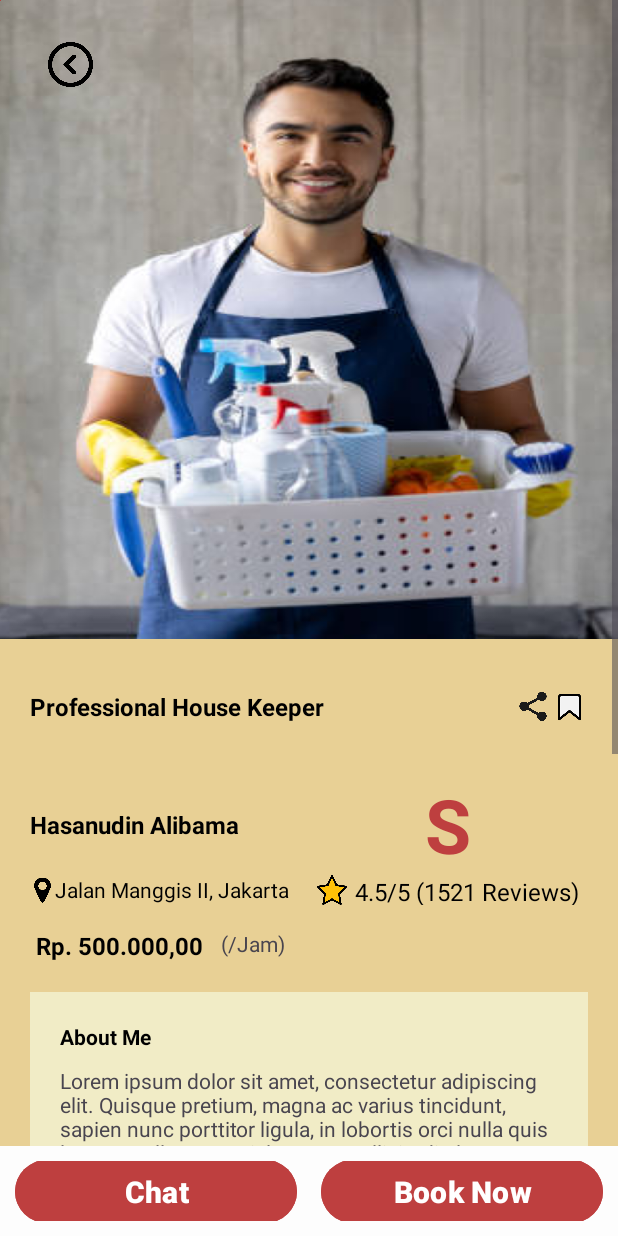
After one commit to WinsalotNot/Servigo_v1, an Android app: the DetailPage screen opened directly, with no data from a screen before it, on a phone screen of 412 x 824 dp. The commit adds this screen. Run offline under Robolectric (Android 15) with nearby library versions, the phone set to English and light mode, and no system bars.

Commit message:
added detail page

```diff
--- a/app/src/main/AndroidManifest.xml
+++ b/app/src/main/AndroidManifest.xml
@@ -13,6 +13,9 @@
         android:theme="@style/Theme.Servigo"
         tools:targetApi="31">
         <activity
+            android:name=".DetailPage"
+            android:exported="false" />
+        <activity
             android:name=".MainActivity"
             android:exported="true">
             <intent-filter>
--- /dev/null
+++ b/app/src/main/java/com/example/servigo/DetailPage.kt
@@ -0,0 +1,29 @@
+package com.example.servigo
+
+import android.content.Intent
+import android.os.Bundle
+import android.view.View
+import androidx.activity.enableEdgeToEdge
+import androidx.appcompat.app.AppCompatActivity
+import androidx.core.view.ViewCompat
+import androidx.core.view.WindowInsetsCompat
+
+class DetailPage : AppCompatActivity() {
+    override fun onCreate(savedInstanceState: Bundle?) {
+        fun MoveLayout(view: View?) {
+            val intent = Intent(
+                this@DetailPage,
+                DetailPage::class.java
+            )
+            startActivity(intent)
+        }
+        super.onCreate(savedInstanceState)
+        enableEdgeToEdge()
+        setContentView(R.layout.activity_detail_page)
+        ViewCompat.setOnApplyWindowInsetsListener(findViewById(R.id.main)) { v, insets ->
+            val systemBars = insets.getInsets(WindowInsetsCompat.Type.systemBars())
+            v.setPadding(systemBars.left, systemBars.top, systemBars.right, systemBars.bottom)
+            insets
+        }
+    }
+}
--- /dev/null
+++ b/app/src/main/res/layout/activity_detail_page.xml
@@ -0,0 +1,319 @@
+<?xml version="1.0" encoding="utf-8"?>
+<androidx.constraintlayout.widget.ConstraintLayout xmlns:android="http://schemas.android.com/apk/res/android"
+    xmlns:app="http://schemas.android.com/apk/res-auto"
+    xmlns:tools="http://schemas.android.com/tools"
+    android:id="@+id/main"
+    android:layout_width="match_parent"
+    android:layout_height="match_parent"
+    android:background="#E8D095"
+    tools:context=".DetailPage">
+
+    <ScrollView
+        android:layout_width="0dp"
+        android:layout_height="0dp"
+        app:layout_constraintTop_toTopOf="parent"
+        app:layout_constraintBottom_toTopOf="@+id/footer"
+        app:layout_constraintStart_toStartOf="parent"
+        app:layout_constraintEnd_toEndOf="parent">
+
+
+    <!-- professional House keeper container -->
+        <androidx.constraintlayout.widget.ConstraintLayout
+            android:layout_width="match_parent"
+            android:layout_height="wrap_content">
+            <ImageView
+                android:id="@+id/imageView8"
+                android:layout_width="416dp"
+                android:layout_height="426dp"
+                android:scaleType="fitXY"
+                app:layout_constraintStart_toStartOf="parent"
+                app:layout_constraintTop_toTopOf="parent"
+                app:srcCompat="@drawable/worker" />
+
+            <ImageView
+                android:layout_width="30dp"
+                android:layout_height="30dp"
+                android:layout_marginStart="32dp"
+                android:layout_marginTop="28dp"
+                app:layout_constraintStart_toStartOf="@+id/imageView8"
+                app:layout_constraintTop_toTopOf="@+id/imageView8"
+                app:srcCompat="@drawable/backbutton" />
+
+            <LinearLayout
+                android:id="@+id/linearLayout2"
+                android:layout_width="match_parent"
+                android:layout_height="50dp"
+                android:layout_margin="20dp"
+                android:gravity="center"
+                android:orientation="horizontal"
+                app:layout_constraintStart_toStartOf="parent"
+                app:layout_constraintTop_toBottomOf="@+id/imageView8">
+
+                <TextView
+                    android:id="@+id/textView6"
+                    android:layout_width="0dp"
+                    android:layout_height="match_parent"
+                    android:layout_weight="1"
+                    android:gravity="center_vertical"
+                    android:text="Professional House Keeper"
+                    android:textColor="#000000"
+                    android:textSize="16sp"
+                    android:textStyle="bold" />
+
+                <!-- Image Container -->
+                <LinearLayout
+                    android:layout_width="0dp"
+                    android:layout_height="match_parent"
+                    android:layout_weight="0.15">
+
+
+                    <ImageView
+                        android:id="@+id/imageView10"
+                        android:layout_width="0dp"
+                        android:layout_height="match_parent"
+                        android:layout_weight="1"
+                        app:srcCompat="@drawable/shareicon" />
+
+                    <ImageView
+                        android:id="@+id/imageView11"
+                        android:layout_width="0dp"
+                        android:layout_height="match_parent"
+                        android:layout_weight="1"
+                        app:srcCompat="@drawable/saveicon" />
+
+                </LinearLayout>
+
+
+            </LinearLayout>
+
+            <!-- Name, rating container -->
+
+            <!-- address star rating -->
+
+            <LinearLayout
+                android:id="@+id/linearLayout"
+                android:layout_width="match_parent"
+                android:layout_height="wrap_content"
+                android:layout_margin="20dp"
+                android:orientation="horizontal"
+                app:layout_constraintEnd_toEndOf="@+id/linearLayout2"
+                app:layout_constraintStart_toStartOf="@+id/linearLayout2"
+                app:layout_constraintTop_toBottomOf="@+id/linearLayout2">
+
+
+                <TextView
+                    android:id="@+id/textView7"
+                    android:layout_width="0dp"
+                    android:layout_height="match_parent"
+                    android:layout_weight="1"
+                    android:gravity="center_vertical"
+                    android:text="Hasanudin Alibama"
+                    android:textColor="#000000"
+                    android:textSize="16sp"
+                    android:textStyle="bold" />
+
+                <TextView
+                    android:id="@+id/textView8"
+                    android:layout_width="0dp"
+                    android:layout_height="match_parent"
+                    android:layout_weight="1"
+                    android:gravity="center"
+                    android:text="S"
+                    android:textColor="#BE3F3F"
+                    android:textSize="50sp"
+                    android:textStyle="bold" />
+            </LinearLayout>
+
+            <LinearLayout
+                android:id="@+id/addressStar"
+                android:layout_width="match_parent"
+                android:layout_height="20dp"
+                android:layout_marginLeft="20dp"
+                android:layout_marginRight="20dp"
+                android:orientation="horizontal"
+                app:layout_constraintEnd_toEndOf="@+id/linearLayout"
+                app:layout_constraintStart_toStartOf="@+id/linearLayout"
+                app:layout_constraintTop_toBottomOf="@+id/linearLayout">
+
+                <LinearLayout
+                    android:layout_width="0dp"
+                    android:layout_height="match_parent"
+                    android:layout_weight="1">
+
+                    <ImageView
+                        android:id="@+id/imageView4"
+                        android:layout_width="0dp"
+                        android:layout_height="match_parent"
+                        android:layout_weight="0.1"
+                        app:srcCompat="@drawable/mapmarker" />
+
+                    <TextView
+                        android:layout_width="0dp"
+                        android:layout_height="match_parent"
+                        android:layout_weight="1"
+                        android:text="Jalan Manggis II, Jakarta Timur"
+                        android:textColor="#000000" />
+                </LinearLayout>
+
+                <LinearLayout
+                    android:layout_width="0dp"
+                    android:layout_height="match_parent"
+                    android:layout_gravity="center"
+                    android:layout_weight="1">
+
+
+                    <ImageView
+                        android:id="@+id/imageView5"
+                        android:layout_width="0dp"
+                        android:layout_height="wrap_content"
+                        android:layout_weight="0.2"
+                        app:srcCompat="@drawable/star" />
+
+                    <TextView
+                        android:id="@+id/textView9"
+                        android:layout_width="0dp"
+                        android:layout_height="match_parent"
+                        android:layout_weight="1"
+                        android:gravity="center_vertical"
+                        android:text="4.5/5 (1521 Reviews)"
+                        android:textColor="#000000"
+                        android:textSize="16sp" />
+                </LinearLayout>
+            </LinearLayout>
+
+            <TextView
+                android:id="@+id/textView5"
+                android:layout_width="wrap_content"
+                android:layout_height="wrap_content"
+                android:layout_marginStart="24dp"
+                android:layout_marginTop="16dp"
+                android:text="Rp. 500.000,00"
+                android:textColor="#000000"
+                android:textSize="16sp"
+                android:textStyle="bold"
+                app:layout_constraintStart_toStartOf="parent"
+                app:layout_constraintTop_toBottomOf="@+id/addressStar" />
+
+            <TextView
+                android:id="@+id/textView10"
+                android:layout_width="wrap_content"
+                android:layout_height="wrap_content"
+                android:layout_marginStart="12dp"
+                android:layout_marginTop="16dp"
+                android:text="(/Jam)"
+                app:layout_constraintStart_toEndOf="@+id/textView5"
+                app:layout_constraintTop_toBottomOf="@+id/addressStar" />
+
+            <RelativeLayout
+                android:layout_width="match_parent"
+                android:layout_height="500dp"
+                android:layout_margin="20dp"
+                android:padding="20dp"
+                android:background="#F1ECC6"
+                app:layout_constraintStart_toStartOf="parent"
+                app:layout_constraintTop_toBottomOf="@+id/textView5">
+
+                <TextView
+                    android:id="@+id/aboutMe"
+                    android:layout_width="wrap_content"
+                    android:layout_height="wrap_content"
+                    android:text="About Me"
+                    android:textColor="#000000"
+                    android:textStyle="bold" />
+
+                <TextView
+                    android:id="@+id/aboutdesc"
+                    android:layout_below="@id/aboutMe"
+                    android:layout_marginTop="10dp"
+                    android:layout_width="wrap_content"
+                    android:layout_height="wrap_content"
+                    android:text="@string/aboutMe" />
+
+                <TextView
+                    android:id="@+id/photoText"
+                    android:layout_below="@id/aboutdesc"
+                    android:layout_marginTop="20dp"
+                    android:layout_width="wrap_content"
+                    android:layout_height="wrap_content"
+                    android:textStyle="bold"
+                    android:text="Photos &amp; Videos" />
+
+                <GridLayout
+                    android:layout_width="match_parent"
+                    android:layout_height="500dp"
+                    android:rowCount="2"
+                    android:columnCount="2"
+                    android:layout_below="@id/photoText">
+
+                    <ImageView
+                        android:id="@+id/cleaning1"
+                        android:layout_width="175dp"
+                        android:layout_height="150dp"
+                        app:srcCompat="@drawable/cleaning1" />
+                    <ImageView
+                        android:id="@+id/cleaning2"
+                        android:layout_width="175dp"
+                        android:layout_height="150dp"
+                        app:srcCompat="@drawable/cleaning2" />
+                    <ImageView
+                        android:id="@+id/cleaning3"
+                        android:layout_width="175dp"
+                        android:layout_height="150dp"
+                        app:srcCompat="@drawable/cleaning3" />
+                    <ImageView
+                        android:id="@+id/cleaning4"
+                        android:layout_width="175dp"
+                        android:layout_height="150dp"
+                        app:srcCompat="@drawable/cleaning4" />
+
+                </GridLayout>
+
+            </RelativeLayout>
+
+            <ImageView
+                android:id="@+id/imageView6"
+                android:layout_width="wrap_content"
+                android:layout_height="wrap_content"
+                app:srcCompat="@drawable/button_default"
+                tools:layout_editor_absoluteX="125dp"
+                tools:layout_editor_absoluteY="203dp" />
+        </androidx.constraintlayout.widget.ConstraintLayout>
+    </ScrollView>
+    <!-- Footer -->
+
+    <LinearLayout
+        android:id="@+id/footer"
+        app:layout_constraintBottom_toBottomOf="parent"
+        app:layout_constraintStart_toStartOf="parent"
+        app:layout_constraintEnd_toEndOf="parent"
+        android:layout_width="match_parent"
+        android:layout_height="60dp"
+        android:padding="10dp"
+        android:background="#FDFDFD">
+
+        <Button
+            android:layout_width="0dp"
+            android:layout_height="50dp"
+            android:layout_gravity="center"
+            android:layout_marginEnd="8dp"
+            android:layout_weight="1"
+            android:backgroundTint="#BE3F3F"
+            android:text="Chat"
+            android:textSize="20sp"
+            android:textStyle="bold" />
+
+        <Button
+            android:layout_width="0dp"
+            android:layout_height="50dp"
+            android:layout_gravity="center"
+            android:layout_marginStart="8dp"
+            android:layout_weight="1"
+            android:text="Book Now"
+            android:textSize="20sp"
+            android:textStyle="bold"
+            android:backgroundTint="#BE3F3F" />
+
+    </LinearLayout>
+
+
+</androidx.constraintlayout.widget.ConstraintLayout>
--- a/app/src/main/res/values/strings.xml
+++ b/app/src/main/res/values/strings.xml
@@ -8,4 +8,5 @@
     <string name="wallet">This is the wallet</string>
     <string name="balance">Balance:</string>
     <string name="test_balance">$250,000.00</string>
+    <string name="aboutMe">Lorem ipsum dolor sit amet, consectetur adipiscing elit. Quisque pretium, magna ac varius tincidunt, sapien nunc porttitor ligula, in lobortis orci nulla quis lectus. Nullam nec nisl cursus, sollicitudin lacus facilisis, finibus sapien. Nullam nunc ante, aliquet vel euismod vitae, bibendum vel justo.</string>
 </resources>
```
Also changed, not shown: app/src/main/res/drawable/backbutton.png (added), app/src/main/res/drawable/cleaning1.jpg (added), app/src/main/res/drawable/cleaning2.webp (added), app/src/main/res/drawable/cleaning3.webp (added), app/src/main/res/drawable/cleaning4.webp (added), app/src/main/res/drawable/mapmarker.webp (added), app/src/main/res/drawable/saveicon.webp (added), app/src/main/res/drawable/shareicon.webp (added), app/src/main/res/drawable/star.png (added), app/src/main/res/drawable/worker.png (added).
